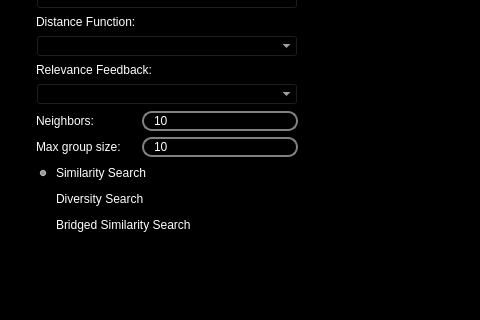
The window that gui/ui/QueryParameters.ui (marcosivni/WebHigiia) describes before a commit, drawn with Qt 5; both pictures show x 0 to 480 and y 128 to 448 of the 682 by 590 pixel window.
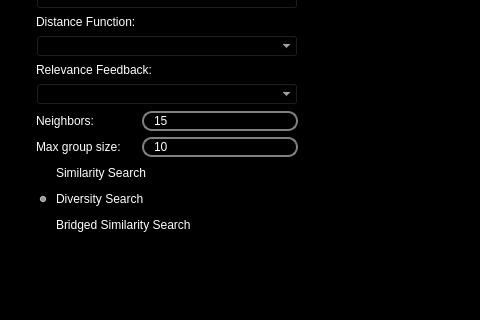
The same window after the commit. Icons and pictures are not drawn.

Patch:
```diff
--- a/gui/ui/QueryParameters.ui
+++ b/gui/ui/QueryParameters.ui
@@ -478,7 +478,7 @@
                  </size>
                 </property>
                 <property name="text">
-                 <string>10</string>
+                 <string>15</string>
                 </property>
                </widget>
               </item>
@@ -498,7 +498,7 @@
                  <string>Similarity Search</string>
                 </property>
                 <property name="checked">
-                 <bool>true</bool>
+                 <bool>false</bool>
                 </property>
                </widget>
               </item>
@@ -565,6 +565,9 @@
                 <property name="text">
                  <string>Diversity Search</string>
                 </property>
+                <property name="checked">
+                 <bool>true</bool>
+                </property>
                </widget>
               </item>
               <item row="1" column="0" colspan="3">
```
